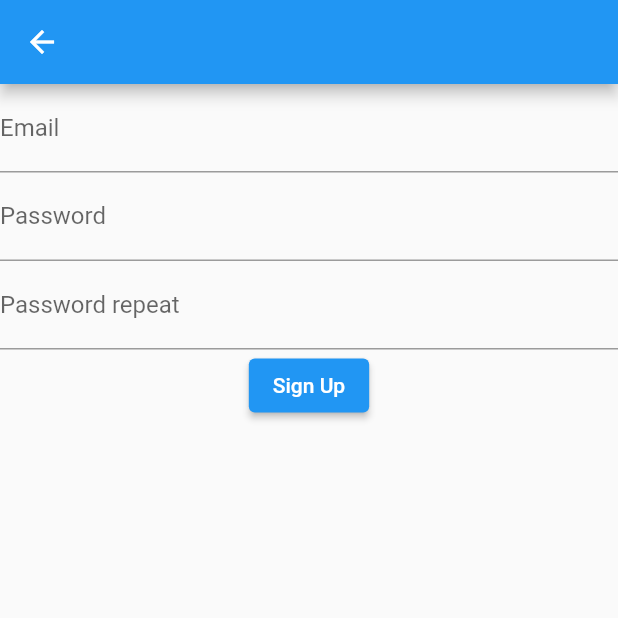
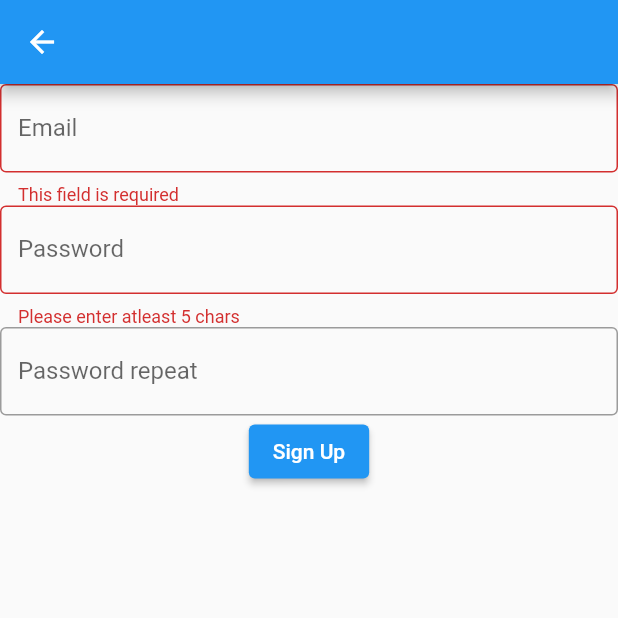
Before and after one commit to sdahdouh/Roomie, a Flutter app: the SignUpScreen screen opened directly, after a tap on "Sign Up", on a phone screen of 412 x 824 dp, the top half of it. Run offline on Flutter 3.47's test engine with Material 2 defaults, Android fonts, the phone set to English and light mode, and no system bars; our stand-ins replace equatable, firebase_auth, firebase_core, flutter_bloc, form_field_validator; accounts and stored records are empty.

Commit message:
adding input validation for login

```diff
--- a/lib/screens/sign_up_screen.dart
+++ b/lib/screens/sign_up_screen.dart
@@ -1,48 +1,89 @@
 import 'package:flutter/cupertino.dart';
 import 'package:flutter/material.dart';
 import 'package:flutter_bloc/flutter_bloc.dart';
+import 'package:form_field_validator/form_field_validator.dart';
 import 'package:roomie/authentication/authentication_cubit.dart';
 
 class SignUpScreen extends StatelessWidget {
-  final TextEditingController emailController = TextEditingController();
-  final TextEditingController passwordController = TextEditingController();
-  final TextEditingController passwordRepeatController = TextEditingController();
+  SignUpScreen({Key key}) : super(key: key);
+
+  GlobalKey<FormState> _signUpFormKey= GlobalKey<FormState>();
+
+  String _email;
+  String _password;
+  String _passwordRepeat;
 
   @override
   Widget build(BuildContext context) {
     return Scaffold(
       appBar: AppBar(),
       body: Center(
+        child: Form(
+          key: _signUpFormKey,
           child: Column(
             children: [
-            TextField(
-              controller: emailController,
-              decoration: InputDecoration(labelText: "Email"),
+              TextFormField(
+                validator: MultiValidator([
+                  EmailValidator(
+                      errorText: "Please enter a valid email address"),
+                  RequiredValidator(errorText: "This field is required")
+                ]),
+                decoration: InputDecoration(
+                    border: OutlineInputBorder(),
+                    labelText: 'Email',
+                    hintText: 'Please enter your email address'),
+                obscureText: false,
+                onSaved: (String value) {
+                  _email = value;
+                },
               ),
-            TextField(
-              controller: passwordController,
-              decoration: InputDecoration(labelText: "Password"),
+              TextFormField(
+                validator: MultiValidator([
+                  MinLengthValidator(5,
+                      errorText: 'Please enter atleast 5 chars'),
+                  RequiredValidator(errorText: "This field is required"),
+                ]),
+                decoration: InputDecoration(
+                    border: OutlineInputBorder(),
+                    labelText: 'Password',
+                    hintText: 'Please enter a Password'),
+                obscureText: true,
+                onSaved: (String value) {
+                  _password = value;
+                },
               ),
-            TextField(
-              controller: passwordRepeatController,
-              decoration: InputDecoration(labelText: "Password repeat"),
+              TextFormField(
+                validator: (String input) =>
+                    MatchValidator(errorText: 'The Passwords are not equal')
+                        .validateMatch(_password, _passwordRepeat),
+                decoration: InputDecoration(
+                    border: OutlineInputBorder(),
+                    labelText: 'Password repeat',
+                    hintText: 'Please enter repeat the Password'),
+                obscureText: true,
+                onSaved: (String value) {
+                  _passwordRepeat = value;
+                },
               ),
               ElevatedButton(
-                onPressed: () => {
-                      if ((passwordController.text == passwordController.text) && emailController.text.isNotEmpty)
-                        {
+                  onPressed: () {
+                    print(_email);
+                    print(_password);
+                    print(_passwordRepeat);
+                    if (_signUpFormKey.currentState.validate()) {
+                      _signUpFormKey.currentState.save();
+
                       BlocProvider.of<AuthenticationCubit>(context).signUp(
-                            email: emailController.text.trim(),
-                            password: passwordController.text.trim(),
-                          )
-                        } else {
-                        Text("Eingaben überprüfen!")
+                        email: _email.trim(),
+                        password: _password.trim(),
+                      );
                     }
                   },
                   child: Text("Sign Up"))
             ],
           ),
         ),
+      ),
     );
   }
 }
--- a/pubspec.yaml
+++ b/pubspec.yaml
@@ -28,6 +28,7 @@ dependencies:
   provider: ^4.1.3
   flutter_bloc: "6.1.1"
   equatable: "1.2.5"
+  form_field_validator: ^1.1.0
 
 
 
```
Also changed, not shown: lib/screens/sign_in_screen.dart (+56 -18 lines), pubspec.lock. Lines whose indentation alone changed are shown as unchanged.
